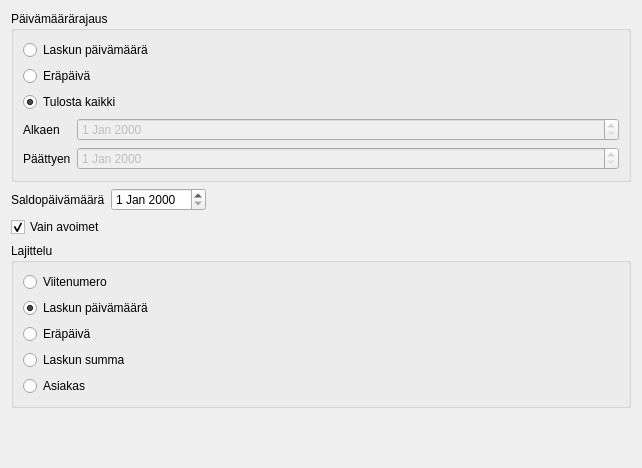
Before: the Qt Designer form kitupiikki/raportti/laskuraportti.ui in artoh/kitupiikki, drawn with Qt 5.
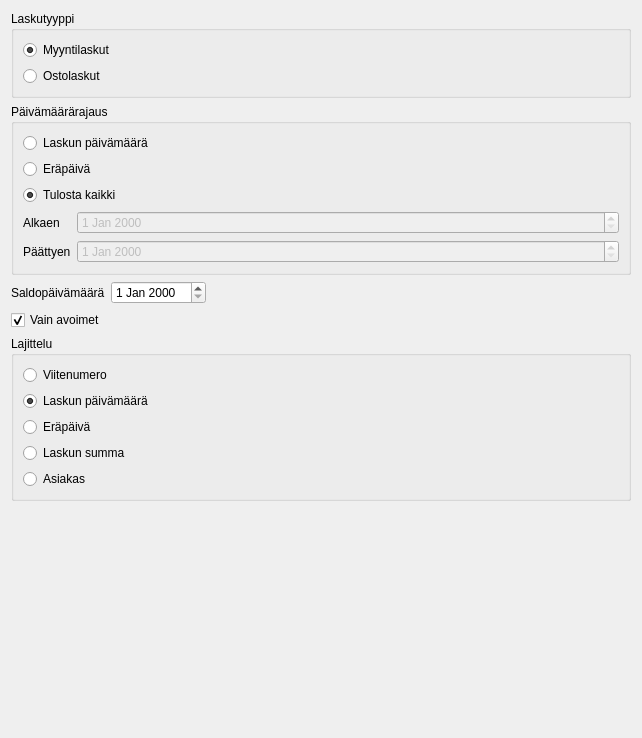
After: the same form once the commit is applied.

Commit message: Laskuraportissa gui ostolaskulistalle

Patch:
```diff
--- a/kitupiikki/raportti/laskuraportti.ui
+++ b/kitupiikki/raportti/laskuraportti.ui
@@ -7,13 +7,39 @@
     <x>0</x>
     <y>0</y>
     <width>642</width>
-    <height>468</height>
+    <height>738</height>
    </rect>
   </property>
   <property name="windowTitle">
    <string>Form</string>
   </property>
-  <layout class="QVBoxLayout" name="verticalLayout_2">
+  <layout class="QVBoxLayout" name="verticalLayout_3">
+   <item>
+    <widget class="QGroupBox" name="tyyppiRadio">
+     <property name="title">
+      <string>Laskutyyppi</string>
+     </property>
+     <layout class="QVBoxLayout" name="verticalLayout_2">
+      <item>
+       <widget class="QRadioButton" name="myyntiRadio">
+        <property name="text">
+         <string>Myyntilaskut</string>
+        </property>
+        <property name="checked">
+         <bool>true</bool>
+        </property>
+       </widget>
+      </item>
+      <item>
+       <widget class="QRadioButton" name="ostoRadio">
+        <property name="text">
+         <string>Ostolaskut</string>
+        </property>
+       </widget>
+      </item>
+     </layout>
+    </widget>
+   </item>
    <item>
     <widget class="QGroupBox" name="groupBox">
      <property name="title">
```
